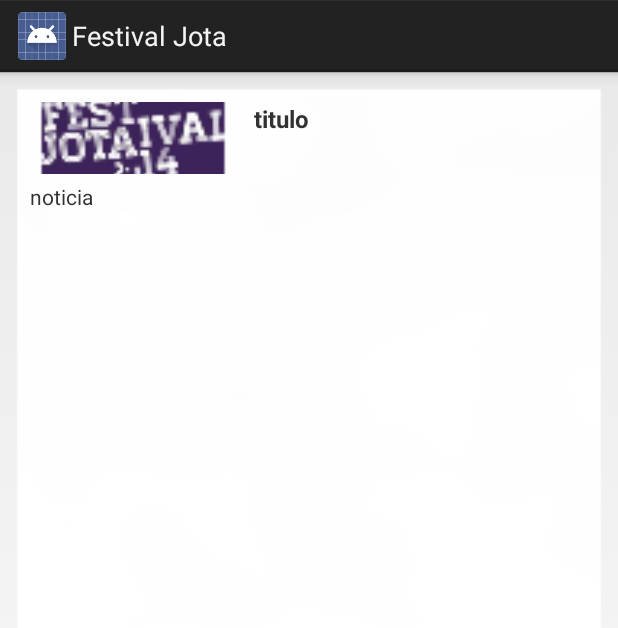
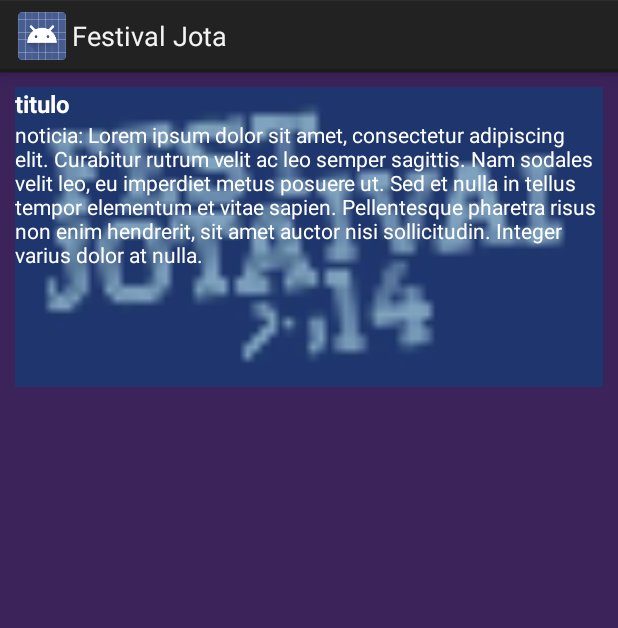
Before and after one commit to ricardomartins/Festival-Jota, an Android app: the layout view_noticia.xml on its own in the app's theme, with its tools: preview values and no code run, on a phone screen of 412 x 824 dp. Shown: the top 628 px of the screen. Run offline under Robolectric (Android 15) with nearby library versions, the phone set to English and light mode, and no system bars.

Commit message:
Removida a imagem de fundo Alterada a forma como as notícias são desenhadas Movidas algumas partes para a aplicação comum

```diff
--- a/app7/src/main/java/pt/rikmartins/festivaljota/NoticiaAdapter.java
+++ b/app7/src/main/java/pt/rikmartins/festivaljota/NoticiaAdapter.java
@@ -12,6 +12,7 @@ import android.view.ViewGroup;
 import android.widget.BaseAdapter;
 import android.widget.ImageView;
 import android.widget.LinearLayout;
+import android.widget.RelativeLayout;
 import android.widget.TextView;
 import android.widget.Toast;
 
@@ -57,7 +58,8 @@ public class NoticiaAdapter extends BaseAdapter {
 		TextView titulo = (TextView) vi.findViewById(R.id.titulo); // título
 		TextView texto = (TextView) vi.findViewById(R.id.texto); // texto
 		ImageView imagem = (ImageView) vi.findViewById(R.id.imagem); // imagem
-		LinearLayout corpoNoticia = (LinearLayout) vi.findViewById(R.id.corpo_noticia);
+        ImageView mascara = (ImageView) vi.findViewById(R.id.mascara); // mascara
+		RelativeLayout corpoNoticia = (RelativeLayout) vi.findViewById(R.id.corpo_noticia);
 
 		final Noticia aNoticia = dados.get(posicao);
 
--- a/app7/src/main/java/pt/rikmartins/festivaljota/utilitarios/SitioNoticiasFestivalJota2013.java
+++ b/app7/src/main/java/pt/rikmartins/festivaljota/utilitarios/SitioNoticiasFestivalJota2013.java
@@ -159,9 +159,9 @@ public class SitioNoticiasFestivalJota2013 extends SitioNoticias {
 
 		@Override
 		public void posProcessarImagem(Bitmap btm, Object obj) {
-			if ((btm != null) && (obj != null))
-				((ImageView) obj).setImageBitmap(btm);
-			else {
+			if ((btm != null) && (obj != null)) {
+                ((ImageView) obj).setImageBitmap(btm);
+            } else {
 				if(obj != null){
 					// Esconder obj
 					((View) obj).setVisibility(View.GONE);
--- a/app7/src/main/res/drawable/activity_main_back.xml
+++ /dev/null
@@ -1,7 +0,0 @@
-<?xml version="1.0" encoding="utf-8"?>
-<bitmap xmlns:android="http://schemas.android.com/apk/res/android"
-    android:src="@drawable/bg"
-    android:filter="true"
-    android:gravity="center"
-    android:dither="true"
-    />
--- a/app7/src/main/res/layout/activity_informacao.xml
+++ b/app7/src/main/res/layout/activity_informacao.xml
@@ -3,7 +3,6 @@
     android:id="@+id/LinearLayout1"
     android:layout_width="match_parent"
     android:layout_height="match_parent"
-    android:background="@drawable/bg"
     android:orientation="vertical"
     tools:context=".InformacaoActivity" >
 
--- a/app7/src/main/res/layout/activity_principal.xml
+++ b/app7/src/main/res/layout/activity_principal.xml
@@ -16,8 +16,7 @@
 <android.support.v4.view.ViewPager xmlns:android="http://schemas.android.com/apk/res/android"
     android:id="@+id/pager"
     android:layout_width="match_parent"
-    android:layout_height="match_parent"
-    android:background="@drawable/bg" >
+    android:layout_height="match_parent" >
 
     <android.support.v4.view.PagerTabStrip
         android:id="@+id/pager_header"
--- a/app7/src/main/res/layout/view_noticia.xml
+++ /dev/null
@@ -1,48 +0,0 @@
-<?xml version="1.0" encoding="utf-8"?>
-<LinearLayout xmlns:android="http://schemas.android.com/apk/res/android"
-    android:id="@+id/corpo_noticia"
-    android:layout_width="fill_parent"
-    android:layout_height="fill_parent"
-    android:background="@drawable/bg_texto"
-    android:orientation="vertical"
-    android:padding="10dp"
-    android:layout_margin="10dp">
-
-    <LinearLayout
-        android:layout_width="fill_parent"
-        android:layout_height="wrap_content"
-        android:layout_marginBottom="5dp">
-
-        <ImageView
-            android:id="@+id/imagem"
-            android:layout_width="fill_parent"
-            android:layout_height="wrap_content"
-            android:layout_marginRight="10dp"
-            android:layout_weight="3"
-            android:contentDescription="@string/noticia_imagem"
-            android:scaleType="centerCrop"
-            android:src="@drawable/ic_launcher" />
-
-        <LinearLayout
-            android:layout_width="match_parent"
-            android:layout_height="wrap_content"
-            android:layout_weight="2"
-            android:orientation="vertical" >
-
-            <TextView
-                android:id="@+id/titulo"
-        		android:text="@string/noticia_titulo"
-                android:layout_width="wrap_content"
-                android:layout_height="wrap_content"
-                android:textSize="16sp"
-                android:textStyle="bold" />
-        </LinearLayout>
-    </LinearLayout>
-
-    <TextView
-        android:id="@+id/texto"
-        android:text="@string/noticia_texto"
-        android:layout_width="wrap_content"
-        android:layout_height="wrap_content" />
-
-</LinearLayout>
--- a/app7/src/main/res/values/strings.xml
+++ b/app7/src/main/res/values/strings.xml
@@ -2,11 +2,7 @@
 <resources>
 
     <string name="app_name">Festival Jota</string>
-    <string name="noticia_titulo">titulo</string>
-    <string name="noticia_subtitulo">subtitulo</string>
-    <string name="noticia_texto">noticia</string>
-    <string name="noticia_imagem">imagem</string>
-    <string name="fonte_dados">http://www.festivaljota.com/</string>
+
     <string name="titulo_destaques">Destaques</string>
     <string name="titulo_noticias">Notícias</string>
 
--- a/app7/src/main/res/values/styles.xml
+++ b/app7/src/main/res/values/styles.xml
@@ -1,10 +1,12 @@
 <resources>
+
+    <color name="CorBaseDoTema">#FF3C235A</color>
 
     <!--
         Base application theme, dependent on API level. This theme is replaced
         by AppBaseTheme from res/values-vXX/styles.xml on newer devices.
     -->
-    <style name="AppBaseTheme" parent="android:Theme.Light">
+    <style name="AppBaseTheme" parent="android:Theme.Black">
         <!--
             Theme customizations available in newer API levels can go in
             res/values-vXX/styles.xml, while customizations related to
@@ -15,6 +17,8 @@
     <!-- Application theme. -->
     <style name="AppTheme" parent="AppBaseTheme">
         <!-- All customizations that are NOT specific to a particular API-level can go here. -->
+        <item name="android:colorBackground" >@color/CorBaseDoTema</item>
+        <item name="android:windowBackground">@color/CorBaseDoTema</item>
     </style>
 
 </resources>
--- /dev/null
+++ b/comum/src/main/res/drawable/imagem_noticia.xml
@@ -0,0 +1,4 @@
+<?xml version="1.0" encoding="utf-8"?>
+<bitmap xmlns:android="http://schemas.android.com/apk/res/android"
+    android:src="@drawable/ic_launcher"
+    android:filter="true" />
--- /dev/null
+++ b/comum/src/main/res/drawable/mascara_imagem_noticia.xml
@@ -0,0 +1,5 @@
+<?xml version="1.0" encoding="utf-8"?>
+<shape xmlns:android="http://schemas.android.com/apk/res/android"
+    android:shape="rectangle">
+    <solid android:color="#7f004880"/>
+</shape>
--- /dev/null
+++ b/comum/src/main/res/layout/view_noticia.xml
@@ -0,0 +1,48 @@
+<?xml version="1.0" encoding="utf-8"?>
+<RelativeLayout xmlns:android="http://schemas.android.com/apk/res/android"
+    android:id="@+id/corpo_noticia"
+    android:layout_width="match_parent"
+    android:layout_height="wrap_content"
+    android:layout_margin="10dp"
+    android:clickable="false" >
+
+    <ImageView
+        android:id="@+id/imagem"
+        android:contentDescription="@string/noticia_imagem"
+        android:src="@drawable/imagem_noticia"
+        android:layout_width="match_parent"
+        android:layout_height="200dp"
+        android:scaleType="centerCrop"
+        android:adjustViewBounds="true"
+        android:layout_alignParentEnd="false" />
+
+    <ImageView
+        android:id="@+id/mascara"
+        android:src="@drawable/mascara_imagem_noticia"
+        android:layout_width="match_parent"
+        android:layout_height="200dp"
+        android:scaleType="fitXY"
+        android:layout_alignParentEnd="false"
+        android:contentDescription="@string/noticia_imagem" />
+
+    <TextView
+        android:id="@+id/titulo"
+        android:text="@string/noticia_titulo"
+        android:layout_width="wrap_content"
+        android:layout_height="wrap_content"
+        android:textSize="16sp"
+        android:textStyle="bold"
+        android:layout_alignParentStart="true"
+        android:textColor="#ffffffff" />
+
+    <TextView
+        android:id="@+id/texto"
+        android:text="@string/noticia_texto"
+        android:layout_width="wrap_content"
+        android:layout_height="wrap_content"
+        android:layout_below="@+id/titulo"
+        android:layout_alignParentRight="true"
+        android:layout_alignParentEnd="true"
+        android:textColor="#ffffffff" />
+
+</RelativeLayout>
--- a/comum/src/main/res/values/strings.xml
+++ b/comum/src/main/res/values/strings.xml
@@ -1,3 +1,8 @@
 <resources>
     <string name="app_name">Comum do Festival Jota</string>
+    <string name="noticia_titulo">titulo</string>
+    <string name="noticia_subtitulo">subtitulo</string>
+    <string name="noticia_texto">noticia: Lorem ipsum dolor sit amet, consectetur adipiscing elit. Curabitur rutrum velit ac leo semper sagittis. Nam sodales velit leo, eu imperdiet metus posuere ut. Sed et nulla in tellus tempor elementum et vitae sapien. Pellentesque pharetra risus non enim hendrerit, sit amet auctor nisi sollicitudin. Integer varius dolor at nulla. </string>
+    <string name="noticia_imagem">imagem</string>
+    <string name="fonte_dados">http://www.festivaljota.com/</string>
 </resources>
```
Also changed, not shown: app7/src/main/res/drawable/bg.png (deleted).
